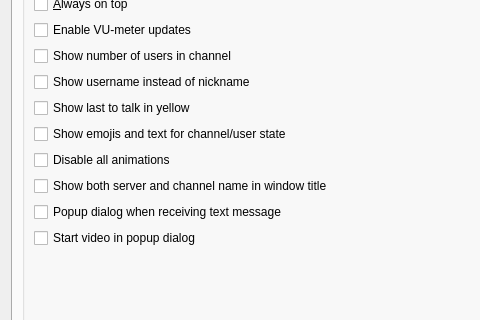
This is Client/qtTeamTalk/preferences.ui in BearWare/TeamTalk5 as Qt 5 draws it before an edit; both pictures show x 0 to 480 and y 161 to 481 of the 994 by 697 pixel window. The edited form follows.
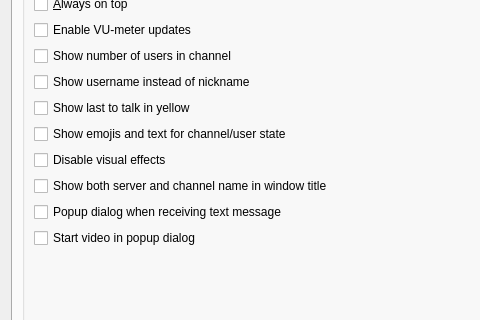
This is the edited form. The open tabs and pages were chosen to show the change. Icons and pictures are not drawn. Custom widgets are drawn as their Qt base class.

Commit message: Rename option

What changed in the file:
```diff
--- a/Client/qtTeamTalk/preferences.ui
+++ b/Client/qtTeamTalk/preferences.ui
@@ -452,7 +452,7 @@
               <item>
                <widget class="QCheckBox" name="animChkBox">
                 <property name="text">
-                 <string>Disable all animations</string>
+                 <string>Disable visual effects</string>
                 </property>
                </widget>
               </item>
```
